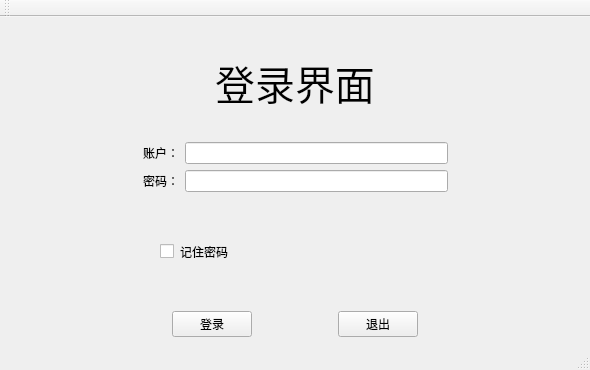
The window that QtProject/login/login/mainwindow.ui (aravinda-kumar/Code) describes before a commit, drawn with Qt 5.
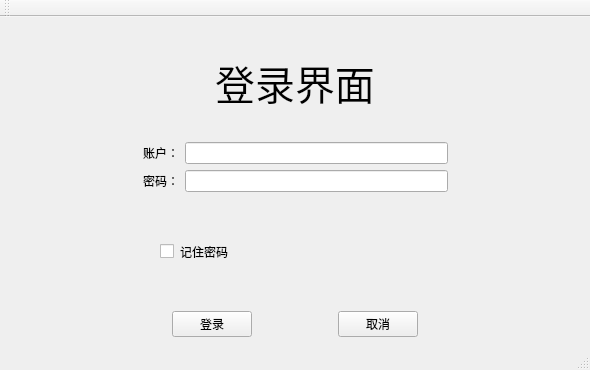
The same window after the commit.

```diff
--- a/QtProject/login/login/mainwindow.ui
+++ b/QtProject/login/login/mainwindow.ui
@@ -213,7 +213,7 @@
       <item>
        <widget class="QPushButton" name="btnCancel">
         <property name="text">
-         <string>退出</string>
+         <string>取消</string>
         </property>
        </widget>
       </item>
```
Left out of the diff: 6 changed lines with no effect on the pictures.
